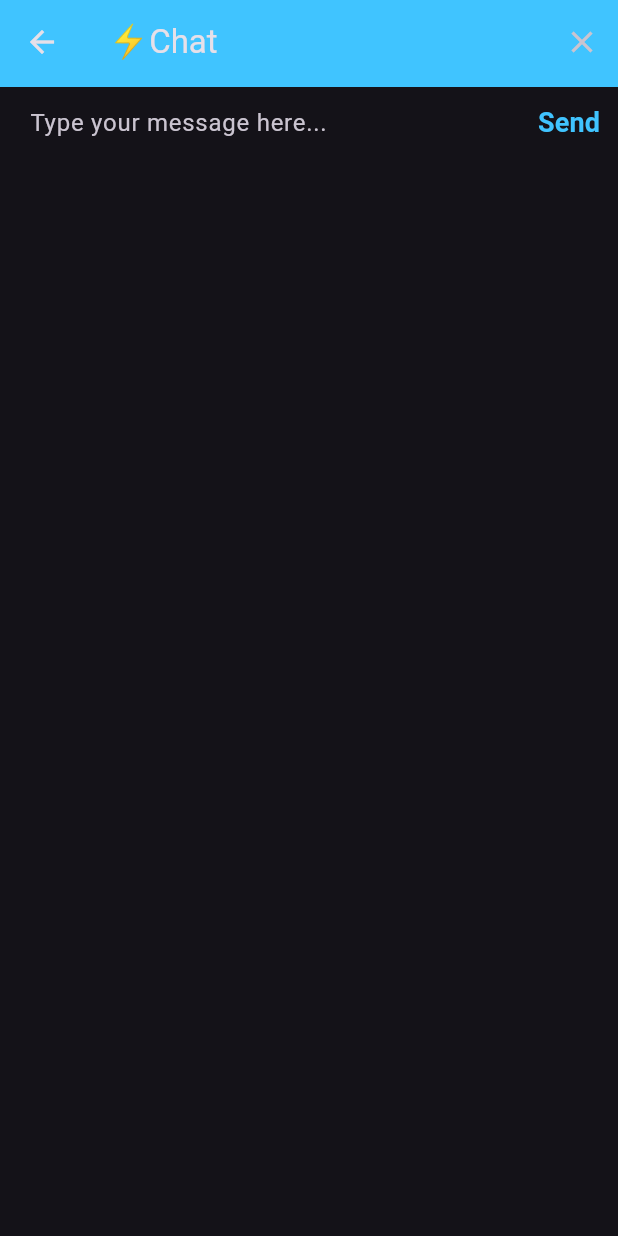
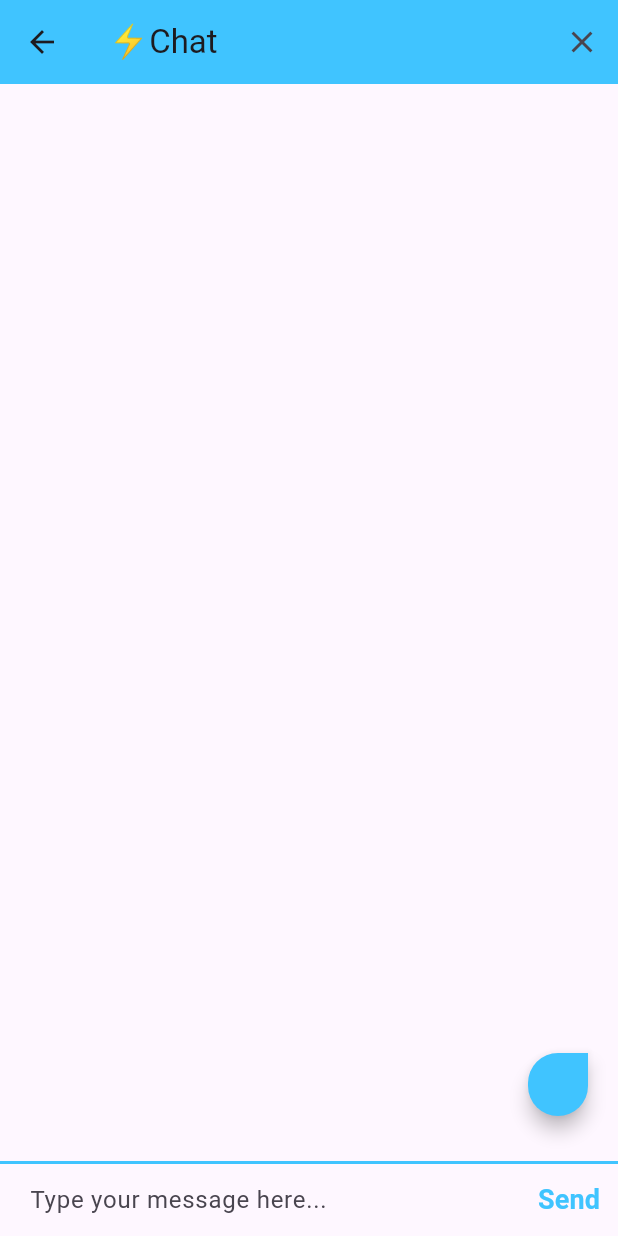
Before and after one commit to Tolkynbayeva/flash-chat-flutter, a Flutter app: the ChatScreen screen opened by its route, after a tap on "Send", on a phone screen of 412 x 824 dp. Run offline on Flutter 3.47's test engine with Material 3 defaults, Android fonts, the phone set to English and light mode, and no system bars; our stand-ins replace animated_text_kit, cloud_firestore, firebase_auth, firebase_core, flutter_spinkit; accounts and stored records are empty.

Commit message:
finish project

```diff
--- a/lib/main.dart
+++ b/lib/main.dart
@@ -15,7 +15,7 @@ class FlashChat extends StatelessWidget {
   @override
   Widget build(BuildContext context) {
     return MaterialApp(
-      theme: ThemeData.dark().copyWith(
+      theme: ThemeData.light().copyWith(
         textTheme: TextTheme(
           bodyLarge: TextStyle(color: Colors.black54),
         ),
--- a/lib/screens/chat_screen.dart
+++ b/lib/screens/chat_screen.dart
@@ -1,6 +1,10 @@
 import 'package:flutter/material.dart';
 import 'package:flash_chat/constants.dart';
 import 'package:firebase_auth/firebase_auth.dart';
+import 'package:cloud_firestore/cloud_firestore.dart';
+
+final _firestore = FirebaseFirestore.instance;
+User? loggedInUser;
 
 class ChatScreen extends StatefulWidget {
   static String id = 'chat_screen';
@@ -9,9 +13,9 @@ class ChatScreen extends StatefulWidget {
 }
 
 class _ChatScreenState extends State<ChatScreen> {
+  final messageTextController = TextEditingController();
   final _auth = FirebaseAuth.instance;
-  User? loggedInUser;
-
+  String messageText = '';
   @override
   void initState() {
     super.initState();
@@ -22,8 +26,10 @@ class _ChatScreenState extends State<ChatScreen> {
     try {
       final user = await _auth.currentUser;
       if (user != null) {
-        loggedInUser = user;
-        print(loggedInUser?.email);
+        setState(() {
+          loggedInUser = user;
+          print('Logged in user: ${user.email}');
+        });
       }
     } catch (e) {
       print(e);
@@ -39,7 +45,8 @@ class _ChatScreenState extends State<ChatScreen> {
           IconButton(
               icon: Icon(Icons.close),
               onPressed: () {
-                //Implement logout functionality
+                _auth.signOut();
+                Navigator.pop(context);
               }),
         ],
         title: Text('⚡️Chat'),
@@ -50,6 +57,7 @@ class _ChatScreenState extends State<ChatScreen> {
           mainAxisAlignment: MainAxisAlignment.spaceBetween,
           crossAxisAlignment: CrossAxisAlignment.stretch,
           children: <Widget>[
+            MessagesStream(),
             Container(
               decoration: kMessageContainerDecoration,
               child: Row(
@@ -57,15 +65,20 @@ class _ChatScreenState extends State<ChatScreen> {
                 children: <Widget>[
                   Expanded(
                     child: TextField(
+                      controller: messageTextController,
                       onChanged: (value) {
-                        //Do something with the user input.
+                        messageText = value;
                       },
                       decoration: kMessageTextFieldDecoration,
                     ),
                   ),
                   TextButton(
                     onPressed: () {
-                      //Implement send functionality.
+                      messageTextController.clear();
+                      _firestore.collection('messages').add({
+                        'text': messageText,
+                        'sender': loggedInUser?.email,
+                      });
                     },
                     child: Text(
                       'Send',
@@ -81,3 +94,102 @@ class _ChatScreenState extends State<ChatScreen> {
     );
   }
 }
+
+class MessagesStream extends StatelessWidget {
+  const MessagesStream({Key? key}) : super(key: key);
+
+  @override
+  Widget build(BuildContext context) {
+    return StreamBuilder<QuerySnapshot>(
+      stream: _firestore
+          .collection('messages')
+          .snapshots(),
+      builder: (context, snapshot) {
+        if (snapshot.hasData) {
+          final messages = snapshot.data?.docs.reversed ?? [];
+          List<MessageBubble> messageBubbles = [];
+          for (var message in messages) {
+            final data = message.data() as Map<String, dynamic>;
+            final messageText = data['text'] ?? '';
+            final messageSender = data['sender'] ?? '';
+            final currentUser = loggedInUser?.email;
+            print('messageSender: $messageSender');
+            print('currentUser: $currentUser');
+            print('isMe: ${currentUser == messageSender}');
+            if (currentUser == loggedInUser?.email) {}
+            final messageBubble = MessageBubble(
+              sender: messageSender,
+              text: messageText,
+              isMe: currentUser == messageSender,
+            );
+            messageBubbles.add(messageBubble);
+          }
+          return Expanded(
+            child: ListView(
+              reverse: true,
+              padding: EdgeInsets.symmetric(horizontal: 10.0, vertical: 20.0),
+              children: messageBubbles,
+            ),
+          );
+        } else if (snapshot.hasError) {
+          return Text('Error loading messages');
+        } else {
+          return CircularProgressIndicator(
+            backgroundColor: Colors.white,
+          );
+        }
+      },
+    );
+  }
+}
+
+class MessageBubble extends StatelessWidget {
+  MessageBubble({required this.sender, this.text, required this.isMe});
+  final String sender;
+  final String? text;
+  final bool isMe;
+
+  @override
+  Widget build(BuildContext context) {
+    return Padding(
+      padding: const EdgeInsets.all(10.0),
+      child: Column(
+        crossAxisAlignment:
+            isMe ? CrossAxisAlignment.end : CrossAxisAlignment.start,
+        children: [
+          Text(
+            sender,
+            style: TextStyle(
+              fontSize: 12.0,
+              color: Colors.black54,
+            ),
+          ),
+          Material(
+            borderRadius: isMe
+                ? BorderRadius.only(
+                    topLeft: Radius.circular(30.0),
+                    bottomLeft: Radius.circular(30.0),
+                    bottomRight: Radius.circular(30.0))
+                : BorderRadius.only(
+                    topRight: Radius.circular(30.0),
+                    bottomLeft: Radius.circular(30.0),
+                    bottomRight: Radius.circular(30.0)),
+            elevation: 5.0,
+            color: isMe ? Colors.lightBlueAccent : Colors.white,
+            child: Padding(
+              padding:
+                  const EdgeInsets.symmetric(vertical: 10.0, horizontal: 20.0),
+              child: Text(
+                '$text',
+                style: TextStyle(
+                  fontSize: 15.0,
+                  color: isMe ? Colors.white : Colors.black54,
+                ),
+              ),
+            ),
+          ),
+        ],
+      ),
+    );
+  }
+}
--- a/pubspec.yaml
+++ b/pubspec.yaml
@@ -15,6 +15,7 @@ dependencies:
   firebase_core: ^3.6.0
   firebase_auth: ^5.3.1
   cloud_firestore: ^5.4.4
+  flutter_spinkit: ^5.2.1
 
 
 dev_dependencies:
```
Also changed, not shown: analysis_options.yaml (added, +28 -0 lines), lib/screens/login_screen.dart (+34 -1 lines), lib/screens/registration_screen.dart (+22 -7 lines), lib/screens/welcome_screen.dart (+7 -5 lines), lib/constants.dart (line endings or trailing spaces), pubspec.lock, 121 other files.
